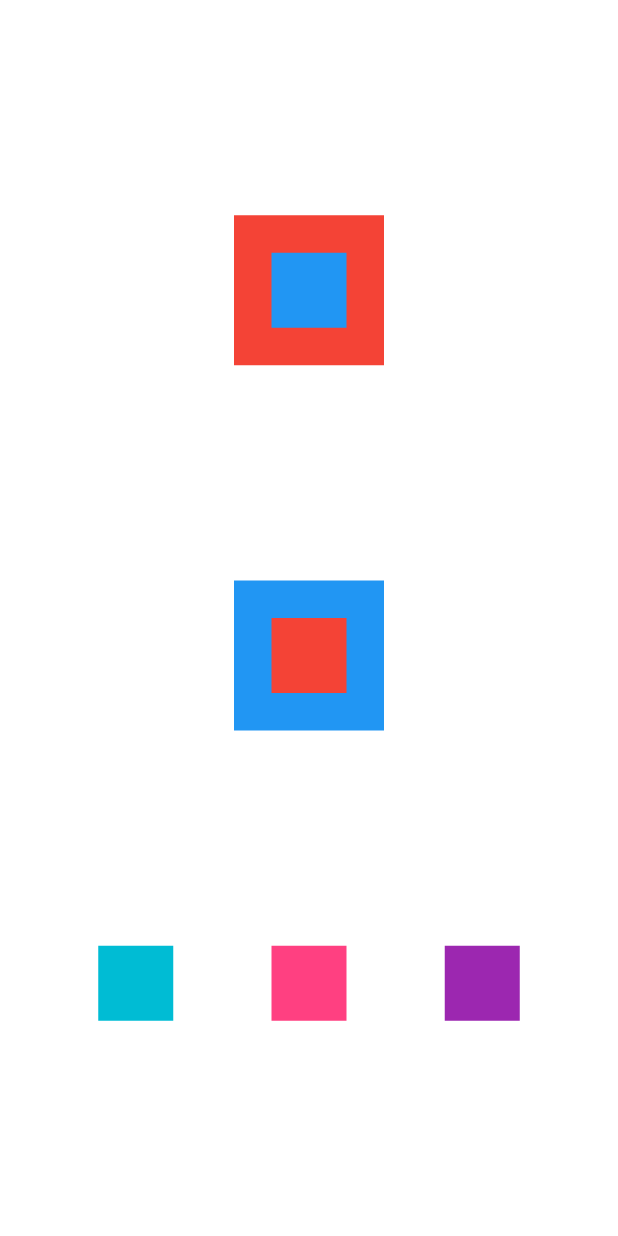
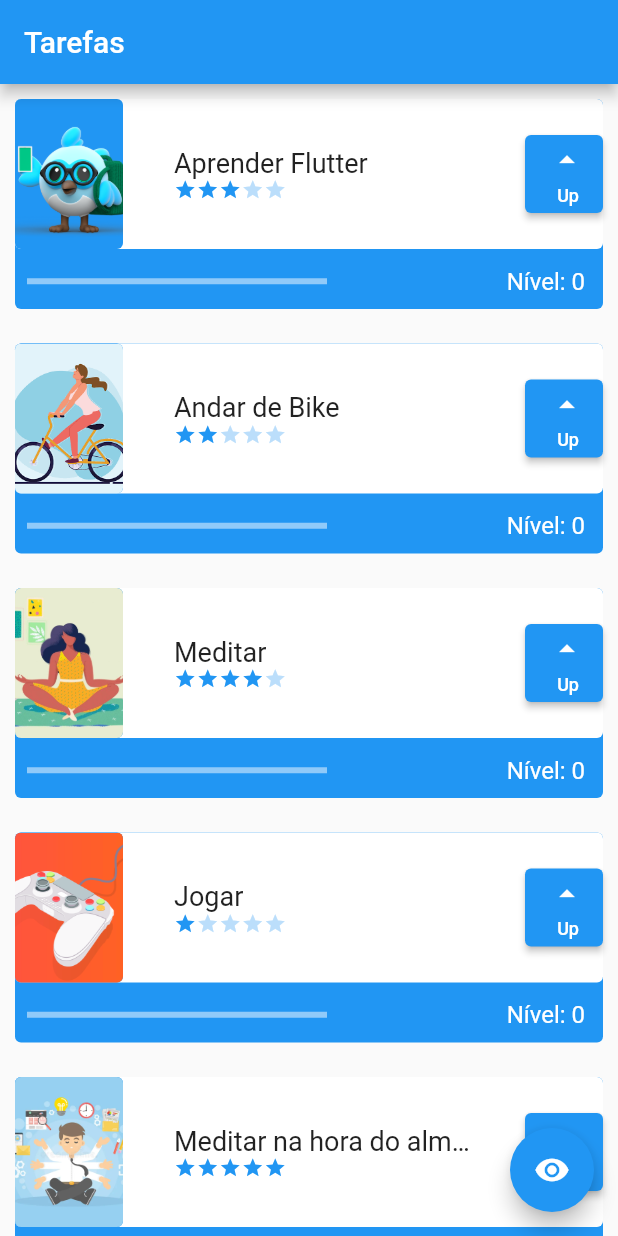
Before and after one commit to eoliverdev/flutter_WidgetsStatelessStatefulImagensAnimacoes, a Flutter app: the screen it shows after launch, on a phone screen of 412 x 824 dp. Run offline on Flutter 3.47's test engine with Material 2 defaults, Android fonts, the phone set to English and light mode, and no system bars.

Commit message:
Projeto final do módulo

```diff
--- /dev/null
+++ b/lib/components/difficulty.dart
@@ -0,0 +1,24 @@
+import 'package:flutter/material.dart';
+
+class Difficulty extends StatelessWidget {
+
+  final int difficultyLevel;
+
+  const Difficulty({
+    required this.difficultyLevel,
+    super.key,
+  });
+
+  @override
+  Widget build(BuildContext context) {
+    return Row(
+      children: [
+        Icon(Icons.star, size: 15 , color: (difficultyLevel >= 1) ? Colors.blue : Colors.blue[100],),
+        Icon(Icons.star, size: 15 , color: (difficultyLevel >= 2) ? Colors.blue : Colors.blue[100],),
+        Icon(Icons.star, size: 15 , color: (difficultyLevel >= 3) ? Colors.blue : Colors.blue[100],),
+        Icon(Icons.star, size: 15 , color: (difficultyLevel >= 4) ? Colors.blue : Colors.blue[100],),
+        Icon(Icons.star, size: 15 , color: (difficultyLevel >= 5) ? Colors.blue : Colors.blue[100],)
+      ],
+    );
+  }
+}
--- /dev/null
+++ b/lib/components/task.dart
@@ -0,0 +1,117 @@
+import 'package:first_project/components/difficulty.dart';
+import 'package:flutter/material.dart';
+
+
+class Task extends StatefulWidget {
+  final String nome;
+  final String foto;
+  final int dificuldade;
+
+  const Task(this.nome, this.foto, this.dificuldade, {super.key});
+
+  @override
+  State<Task> createState() => _TaskState();
+}
+
+class _TaskState extends State<Task> {
+  int nivel = 0;
+  @override
+  Widget build(BuildContext context) {
+    return Padding(
+      padding: const EdgeInsets.all(10),
+      child: Stack(
+        children: [
+          Container(
+            height: 140,
+            decoration: BoxDecoration(
+              borderRadius: BorderRadius.circular(4),
+              color: Colors.blue,
+            ),
+          ),
+          Column(
+            children: [
+              Container(
+                  height: 100,
+                  decoration: BoxDecoration(
+                    borderRadius: BorderRadius.circular(4),
+                    color: Colors.white,
+                  ),
+                  child: Row(
+                    mainAxisAlignment: MainAxisAlignment.spaceBetween,
+                    children: [
+                      Container(
+                        decoration: BoxDecoration(
+                          borderRadius: BorderRadius.circular(4),
+                          color: Colors.blue,
+                        ),
+                        width: 72,
+                        height: 100,
+                        child: ClipRRect(
+                          borderRadius: BorderRadius.circular(4),
+                          child: Image.asset(
+                              widget.foto,
+                              fit: BoxFit.cover
+                          ),
+                        ),
+                      ),
+                      Column(
+                        mainAxisAlignment: MainAxisAlignment.center,
+                        crossAxisAlignment: CrossAxisAlignment.start,
+                        children: [
+                          SizedBox(
+                            width: 200,
+                            child: Text(
+                              widget.nome,
+                              style: const TextStyle(fontSize: 18, overflow: TextOverflow.ellipsis),
+                            ),
+                          ),
+                          Difficulty(difficultyLevel: widget.dificuldade),
+                        ],
+                      ),
+                      SizedBox(
+                        height: 52,
+                        width: 52,
+                        child: ElevatedButton(onPressed: (){
+                          setState(() {
+                            nivel++;
+                          });
+                        }, child: const Column(
+                          mainAxisAlignment: MainAxisAlignment.spaceEvenly,
+                          crossAxisAlignment: CrossAxisAlignment.end,
+                          children: [
+                            Icon(Icons.arrow_drop_up),
+                            Text('Up', style: TextStyle(fontSize: 12, color: Colors.white))
+                          ],
+                        )),
+                      )
+                    ],
+                  )),
+              Row(
+                mainAxisAlignment: MainAxisAlignment.spaceBetween,
+                children: [
+                  Padding(
+                    padding: const EdgeInsets.all(8),
+                    child: SizedBox(
+                      width: 200,
+                      child: LinearProgressIndicator(
+                        color: Colors.white,
+                        value: (widget.dificuldade > 0 ) ? (nivel/widget.dificuldade)/10 : 1,
+                      ),
+                    ),
+                  ),
+                  Padding(
+                    padding: const EdgeInsets.all(12),
+                    child: Text(
+                      'Nível: $nivel',
+                      style: const TextStyle(color: Colors.white, fontSize: 16),
+                    ),
+                  ),
+                ],
+              ),
+            ],
+          )
+        ],
+      ),
+    );
+  }
+}
--- a/lib/main.dart
+++ b/lib/main.dart
@@ -1,4 +1,6 @@
+import 'package:first_project/screens/initial_screen.dart';
 import 'package:flutter/material.dart';
+
 
 void main() {
   runApp(const MyApp());
@@ -12,38 +14,9 @@ class MyApp extends StatelessWidget {
     return MaterialApp(
       title: 'Flutter Demo',
       theme: ThemeData(
-        colorScheme: ColorScheme.fromSeed(seedColor: Colors.deepPurple),
-        useMaterial3: true,
+        primarySwatch: Colors.blue,
       ),
-      home: Column(
-        mainAxisAlignment: MainAxisAlignment.spaceEvenly,
-        crossAxisAlignment: CrossAxisAlignment.center,
-        children: [
-          Stack(
-            alignment: AlignmentDirectional.center,
-            children: [
-              Container(color:  Colors.red, width: 100, height: 100,),
-              Container(color: Colors.blue, width: 50, height: 50,)
-            ],
-          ),
-          Stack(
-            alignment: AlignmentDirectional.center,
-            children: [
-              Container(color:  Colors.blue, width: 100, height: 100,),
-              Container(color: Colors.red, width: 50, height: 50,)
-            ],
-          ),
-          Row(
-            mainAxisAlignment: MainAxisAlignment.spaceEvenly,
-            crossAxisAlignment: CrossAxisAlignment.center,
-            children: [
-              Container(color: Colors.cyan, height: 50, width: 50),
-              Container(color: Colors.pinkAccent, height: 50, width: 50),
-              Container(color: Colors.purple, height: 50, width: 50)
-            ],
-          )
-        ],
-      )
+      home: const InitialScreen(),
     );
   }
 }
--- /dev/null
+++ b/lib/screens/initial_screen.dart
@@ -0,0 +1,43 @@
+import 'package:first_project/components/task.dart';
+import 'package:flutter/material.dart';
+
+class InitialScreen extends StatefulWidget {
+  const InitialScreen({super.key});
+
+  @override
+  State<InitialScreen> createState() => _InitialScreenState();
+}
+
+class _InitialScreenState extends State<InitialScreen> {
+  bool opacidade = true;
+
+  @override
+  Widget build(BuildContext context) {
+    return Scaffold(
+      appBar: AppBar(
+        title: const Text('Tarefas'),
+      ),
+      body: AnimatedOpacity(
+        opacity: (opacidade) ? 1 : 0,
+        duration: const Duration(milliseconds: 1000),
+        child: ListView(
+          children: const [
+            Task('Aprender Flutter', 'assets/images/Eu7m692XIAEvxxP.png', 3),
+            Task('Andar de Bike', 'assets/images/images.png', 2),
+            Task('Meditar', 'assets/images/plena-e1579805752463.jpg', 4),
+            Task('Jogar', 'assets/images/jogos-825x450px.webp', 1),
+            Task('Meditar na hora do almoço em dia de trabalho', 'assets/images/meditacao-no-trabalho-97077984.webp', 5),
+            SizedBox(height: 80)
+          ],
+        ),
+      ),
+      floatingActionButton: FloatingActionButton(onPressed: (){
+        setState(() {
+          opacidade = !opacidade;
+        });
+      },
+          child: const Icon(Icons.remove_red_eye)
+      ),
+    );
+  }
+}
--- /dev/null
+++ b/lib/screens/minha_primeira_tela.dart
@@ -0,0 +1,61 @@
+import 'package:flutter/material.dart';
+
+class MyFirstScreen extends StatelessWidget {
+  const MyFirstScreen({super.key});
+
+  @override
+  Widget build(BuildContext context) {
+    return Container(
+      color: Colors.white,
+      child: Column(
+        mainAxisAlignment: MainAxisAlignment.spaceEvenly,
+        crossAxisAlignment: CrossAxisAlignment.center,
+        children: [
+          Stack(
+            alignment: AlignmentDirectional.center,
+            children: [
+              Container(color:  Colors.red, width: 100, height: 100,),
+              Container(color: Colors.blue, width: 50, height: 50,)
+            ],
+          ),
+          Stack(
+            alignment: AlignmentDirectional.center,
+            children: [
+              Container(color:  Colors.blue, width: 100, height: 100,),
+              Container(color: Colors.red, width: 50, height: 50,)
+            ],
+          ),
+          Row(
+            mainAxisAlignment: MainAxisAlignment.spaceEvenly,
+            crossAxisAlignment: CrossAxisAlignment.center,
+            children: [
+              Container(color: Colors.cyan, height: 50, width: 50),
+              Container(color: Colors.pinkAccent, height: 50, width: 50),
+              Container(color: Colors.purple, height: 50, width: 50)
+            ],
+          ),
+          Container(
+              color: Colors.amber,
+              height: 30,
+              width: 300,
+              child: const Text(
+                'Diamante amarelo',
+                style: TextStyle(
+                    color: Colors.black,
+                    fontSize: 22,
+                    decoration: TextDecoration.none
+                ),
+                textAlign: TextAlign.center,
+              )
+          ),
+          ElevatedButton(
+              onPressed: (){
+                //print('Clicou!');
+              },
+              child: const Text('Aperte o botão')
+          )
+        ],
+      ),
+    );
+  }
+}
--- a/pubspec.yaml
+++ b/pubspec.yaml
@@ -62,6 +62,8 @@ flutter:
   # assets:
   #   - images/a_dot_burr.jpeg
   #   - images/a_dot_ham.jpeg
+  assets:
+    - assets/images/
 
   # An image asset can refer to one or more resolution-specific "variants", see
   # https://flutter.dev/assets-and-images/#resolution-aware
```
Also changed, not shown: assets/images/Eu7m692XIAEvxxP.png (added), assets/images/images.png (added), assets/images/jogos-825x450px.webp (added), assets/images/meditacao-no-trabalho-97077984.webp (added), assets/images/plena-e1579805752463.jpg (added).
